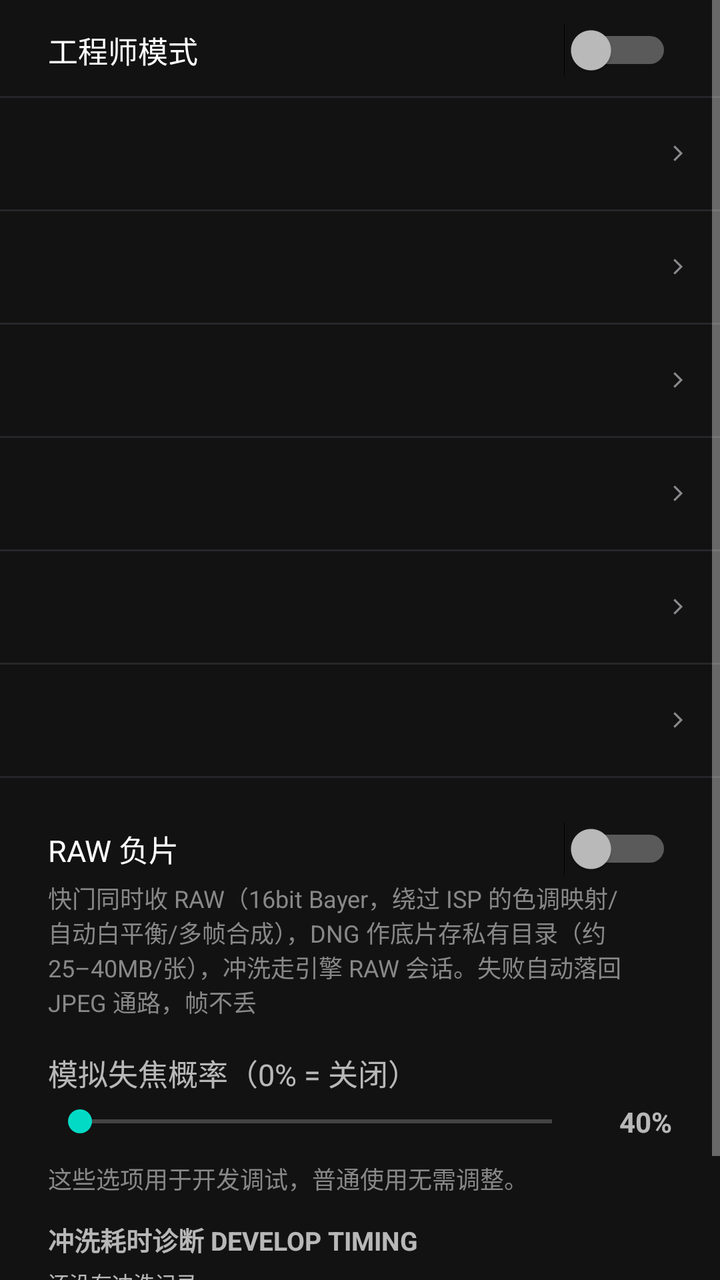
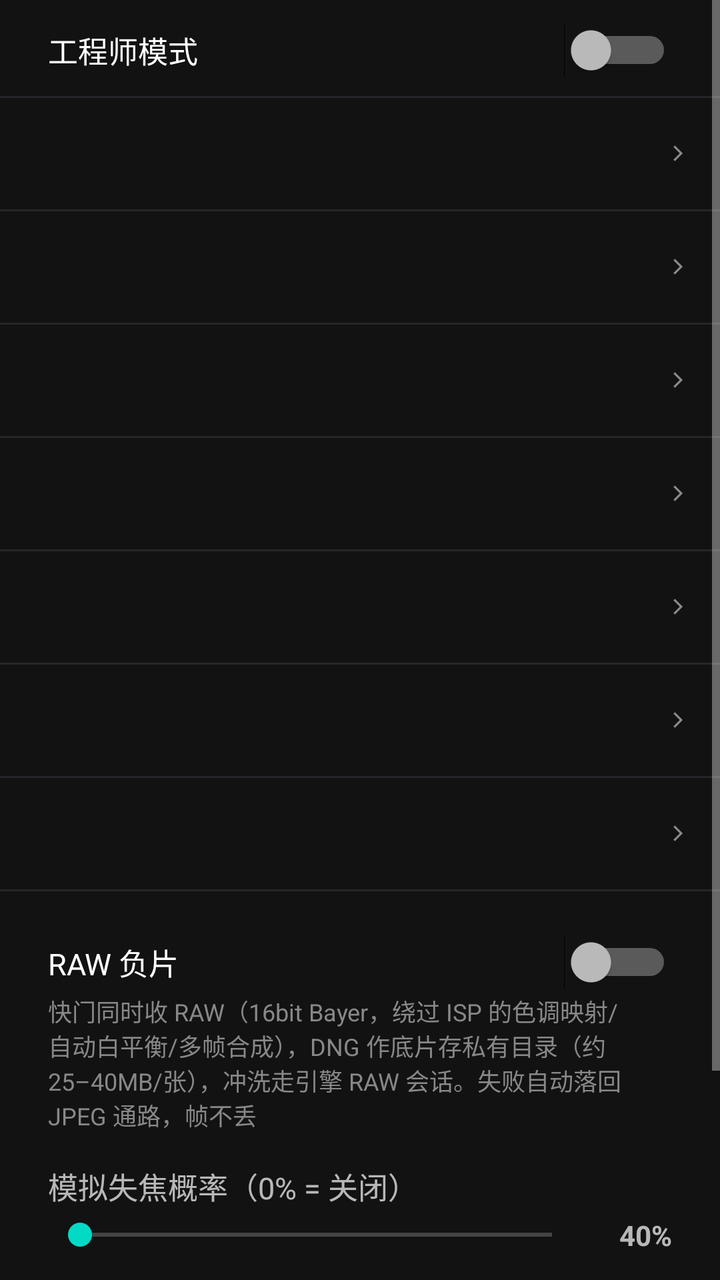

Before-and-after screenshots of an Android layout around one commit, followed by the original layout XML and the change that was made.
<!-- AndroidManifest.xml: application theme Theme.FilmCam -->
<!-- res/layout/dialog_hidden_settings.xml -->
<?xml version="1.0" encoding="utf-8"?>

<ScrollView xmlns:android="http://schemas.android.com/apk/res/android"
    android:layout_width="match_parent"
    android:layout_height="wrap_content">

    <LinearLayout
        android:layout_width="match_parent"
        android:layout_height="wrap_content"
        android:orientation="vertical"
        android:paddingTop="8dp">

        
        <Switch
            android:id="@+id/swEngineerMode"
            android:layout_width="match_parent"
            android:layout_height="wrap_content"
            android:paddingStart="24dp"
            android:paddingTop="6dp"
            android:paddingEnd="24dp"
            android:paddingBottom="12dp"
            android:text="@string/eng_mode_title"
            android:textSize="15sp" />

        
        <View
            android:layout_width="match_parent"
            android:layout_height="1dp"
            android:background="#26262A" />

        <include
            android:id="@+id/rowEngSlow"
            layout="@layout/item_setting_row" />

        <View
            android:layout_width="match_parent"
            android:layout_height="1dp"
            android:background="#26262A" />

        <include
            android:id="@+id/rowEngStyle"
            layout="@layout/item_setting_row" />

        <View
            android:layout_width="match_parent"
            android:layout_height="1dp"
            android:background="#26262A" />

        
        <LinearLayout
            android:id="@+id/groupEngColor"
            android:layout_width="match_parent"
            android:layout_height="wrap_content"
            android:orientation="vertical">

                <include
            android:id="@+id/rowEngColor"
            layout="@layout/item_setting_row" />

        <View
            android:layout_width="match_parent"
            android:layout_height="1dp"
            android:background="#26262A" />
        </LinearLayout>

        <include
            android:id="@+id/rowEngDev"
            layout="@layout/item_setting_row" />

        <View
            android:layout_width="match_parent"
            android:layout_height="1dp"
            android:background="#26262A" />

        <include
            android:id="@+id/rowEngLens"
            layout="@layout/item_setting_row" />

        <View
            android:layout_width="match_parent"
            android:layout_height="1dp"
            android:background="#26262A" />

        
        <include
            android:id="@+id/rowEngJpeg"
            layout="@layout/item_setting_row" />

        <View
            android:layout_width="match_parent"
            android:layout_height="1dp"
            android:background="#26262A" />

        <LinearLayout
            android:layout_width="match_parent"
            android:layout_height="wrap_content"
            android:orientation="vertical"
            android:paddingStart="24dp"
            android:paddingTop="10dp"
            android:paddingEnd="24dp">

            <Switch
                android:id="@+id/swRawNegative"
                android:layout_width="match_parent"
                android:layout_height="wrap_content"
                android:layout_marginTop="12dp"
                android:text="@string/eng_raw_negative"
                android:textSize="15sp" />

            <TextView
                android:layout_width="match_parent"
                android:layout_height="wrap_content"
                android:layout_marginTop="2dp"
                android:text="@string/eng_raw_hint"
                android:textColor="#888"
                android:textSize="12sp" />

            <TextView
                android:layout_width="match_parent"
                android:layout_height="wrap_content"
                android:layout_marginTop="16dp"
                android:text="@string/main_debug_softfocus_prob"
                android:textSize="15sp" />

            <LinearLayout
                android:layout_width="match_parent"
                android:layout_height="wrap_content"
                android:layout_marginTop="4dp"
                android:gravity="center_vertical"
                android:orientation="horizontal">

                <SeekBar
                    android:id="@+id/sbSoftFocusProb"
                    android:layout_width="0dp"
                    android:layout_height="wrap_content"
                    android:layout_weight="1" />

                <TextView
                    android:id="@+id/tvSoftFocusProb"
                    android:layout_width="44dp"
                    android:layout_height="wrap_content"
                    android:gravity="end"
                    android:text="40%"
                    android:textSize="14sp"
                    android:textStyle="bold" />
            </LinearLayout>

            <TextView
                android:layout_width="match_parent"
                android:layout_height="wrap_content"
                android:layout_marginTop="10dp"
                android:text="@string/main_debug_note"
                android:textColor="#888"
                android:textSize="12sp" />

            
            <TextView
                android:layout_width="match_parent"
                android:layout_height="wrap_content"
                android:layout_marginTop="12dp"
                android:layout_marginBottom="4dp"
                android:text="@string/hidden_diag_title"
                android:textSize="13sp"
                android:textStyle="bold" />

            <TextView
                android:id="@+id/tvDiag"
                android:layout_width="match_parent"
                android:layout_height="wrap_content"
                android:layout_marginBottom="10dp"
                android:fontFamily="monospace"
                android:text="@string/hidden_diag_none"
                android:textSize="10.5sp" />

            
            <TextView
                android:layout_width="match_parent"
                android:layout_height="wrap_content"
                android:layout_marginBottom="4dp"
                android:text="@string/hidden_crash_title"
                android:textSize="13sp"
                android:textStyle="bold" />

            <TextView
                android:id="@+id/tvCrash"
                android:layout_width="match_parent"
                android:layout_height="wrap_content"
                android:layout_marginBottom="10dp"
                android:fontFamily="monospace"
                android:text="@string/hidden_crash_none"
                android:textSize="10.5sp" />
        </LinearLayout>
    </LinearLayout>
</ScrollView>
<!-- res/layout/item_setting_row.xml (included above) -->
<?xml version="1.0" encoding="utf-8"?>
<LinearLayout xmlns:android="http://schemas.android.com/apk/res/android"
    android:layout_width="match_parent"
    android:layout_height="wrap_content"
    android:background="?attr/selectableItemBackground"
    android:clickable="true"
    android:focusable="true"
    android:gravity="center_vertical"
    android:orientation="horizontal"
    android:paddingStart="17dp"
    android:paddingTop="11dp"
    android:paddingEnd="14dp"
    android:paddingBottom="11dp">

    
    <LinearLayout
        android:layout_width="0dp"
        android:layout_height="wrap_content"
        android:layout_weight="1"
        android:orientation="vertical">

        <TextView
            android:id="@+id/tvSetLabel"
            android:layout_width="wrap_content"
            android:layout_height="wrap_content"
            android:letterSpacing="0.03"
            android:textColor="#E8E4DA"
            android:textSize="13sp" />

        <TextView
            android:id="@+id/tvSetHint"
            android:layout_width="match_parent"
            android:layout_height="wrap_content"
            android:layout_marginTop="3dp"
            android:letterSpacing="0.02"
            android:lineSpacingMultiplier="1.35"
            android:maxLines="2"
            android:textColor="#8A8A8E"
            android:textSize="9.5sp" />
    </LinearLayout>

    
    <TextView
        android:id="@+id/tvSetValue"
        android:layout_width="wrap_content"
        android:layout_height="wrap_content"
        android:layout_marginStart="10dp"
        android:fontFamily="monospace"
        android:gravity="end"
        android:includeFontPadding="false"
        android:letterSpacing="0.05"
        android:textColor="#FFC100"
        android:textSize="12.5sp" />

    
    <View
        android:id="@+id/viewSetSwatch"
        android:layout_width="12dp"
        android:layout_height="12dp"
        android:layout_marginStart="9dp"
        android:visibility="gone" />

    
    <LinearLayout
        android:id="@+id/setTicks"
        android:layout_width="wrap_content"
        android:layout_height="wrap_content"
        android:layout_marginStart="10dp"
        android:gravity="center_vertical"
        android:orientation="horizontal"
        android:visibility="gone">

        <View
            android:id="@+id/tick1"
            android:layout_width="3dp"
            android:layout_height="11dp" />

        <View
            android:id="@+id/tick2"
            android:layout_width="3dp"
            android:layout_height="11dp"
            android:layout_marginStart="3dp" />

        <View
            android:id="@+id/tick3"
            android:layout_width="3dp"
            android:layout_height="11dp"
            android:layout_marginStart="3dp" />
    </LinearLayout>

    <ImageView
        android:id="@+id/ivSetChevron"
        android:layout_width="14dp"
        android:layout_height="14dp"
        android:layout_marginStart="10dp"
        android:contentDescription="@null"
        android:src="@drawable/ic_set_chevron" />
</LinearLayout>
<!-- resources referenced by this layout -->
<resources>
  <!-- drawable ic_set_chevron (drawable) -->
  <?xml version="1.0" encoding="utf-8"?>
  <vector xmlns:android="http://schemas.android.com/apk/res/android"
      android:width="24dp"
      android:height="24dp"
      android:viewportWidth="24"
      android:viewportHeight="24">
      <path
          android:fillColor="#8A8A8E"
          android:pathData="M9.4,5.3 L16.1,12 L9.4,18.7 L8.1,17.4 L13.5,12 L8.1,6.6 Z" />
  </vector>
  <string name="eng_mode_title">工程师模式</string>
  <string name="eng_raw_hint">快门同时收 RAW（16bit Bayer，绕过 ISP 的色调映射/自动白平衡/多帧合成），DNG 作底片存私有目录（约 25–40MB/张），冲洗走引擎 RAW 会话。失败自动落回 JPEG 通路，帧不丢</string>
  <string name="eng_raw_negative">RAW 负片</string>
  <string name="hidden_crash_none">还没有崩溃记录</string>
  <string name="hidden_crash_title">崩溃日志 CRASH LOG</string>
  <string name="hidden_diag_none">还没有冲洗记录</string>
  <string name="hidden_diag_title">冲洗耗时诊断 DEVELOP TIMING</string>
  <string name="main_debug_note">这些选项用于开发调试，普通使用无需调整。</string>
  <string name="main_debug_softfocus_prob">模拟失焦概率（0% = 关闭）</string>
  <style name="Theme.FilmCam" parent="Theme.MaterialComponents.NoActionBar">
          
      </style>
</resources>

<!-- the commit's change to res/layout/dialog_hidden_settings.xml (unified diff, before → after) -->
@@ -84,6 +84,16 @@
         
         <include
             android:id="@+id/rowEngJpeg"
+            layout="@layout/item_setting_row" />
+
+        <View
+            android:layout_width="match_parent"
+            android:layout_height="1dp"
+            android:background="#26262A" />
+
+        
+        <include
+            android:id="@+id/rowEngWaist"
             layout="@layout/item_setting_row" />
 
         <View
